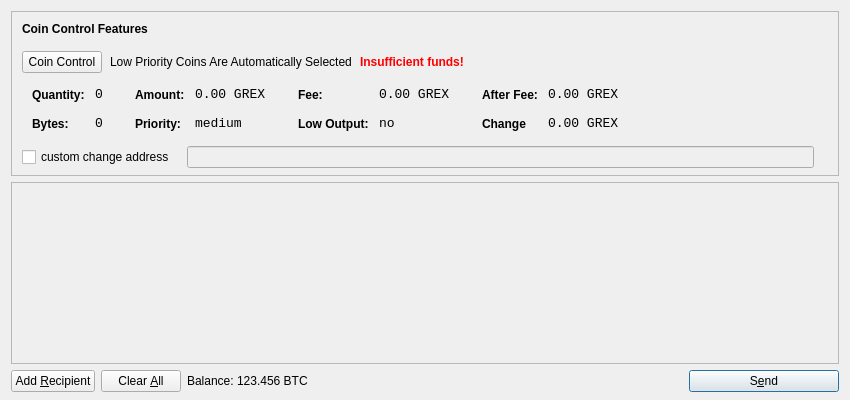
Qt form src/qt/forms/sendcoinsdialog.ui (nuggetbram/CO2XCoin) before a commit.
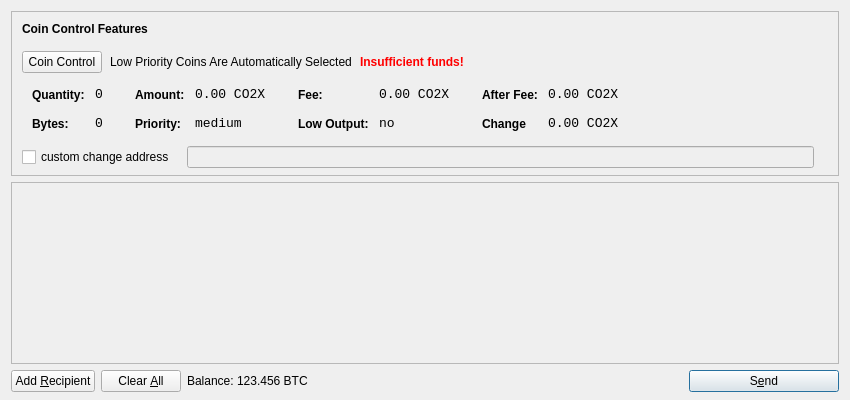
The same form after that commit. Icons and pictures are not drawn.

Diff of the .ui file:
```diff
--- a/src/qt/forms/sendcoinsdialog.ui
+++ b/src/qt/forms/sendcoinsdialog.ui
@@ -322,7 +322,7 @@
                   <enum>Qt::ActionsContextMenu</enum>
                  </property>
                  <property name="text">
-                  <string>0.00 GREX</string>
+                  <string>0.00 CO2X</string>
                  </property>
                  <property name="textInteractionFlags">
                   <set>Qt::LinksAccessibleByMouse|Qt::TextSelectableByKeyboard|Qt::TextSelectableByMouse</set>
@@ -408,7 +408,7 @@
                   <enum>Qt::ActionsContextMenu</enum>
                  </property>
                  <property name="text">
-                  <string>0.00 GREX</string>
+                  <string>0.00 CO2X</string>
                  </property>
                  <property name="textInteractionFlags">
                   <set>Qt::LinksAccessibleByMouse|Qt::TextSelectableByKeyboard|Qt::TextSelectableByMouse</set>
@@ -494,7 +494,7 @@
                   <enum>Qt::ActionsContextMenu</enum>
                  </property>
                  <property name="text">
-                  <string>0.00 GREX</string>
+                  <string>0.00 CO2X</string>
                  </property>
                  <property name="textInteractionFlags">
                   <set>Qt::LinksAccessibleByMouse|Qt::TextSelectableByKeyboard|Qt::TextSelectableByMouse</set>
@@ -526,7 +526,7 @@
                   <enum>Qt::ActionsContextMenu</enum>
                  </property>
                  <property name="text">
-                  <string>0.00 GREX</string>
+                  <string>0.00 CO2X</string>
                  </property>
                  <property name="textInteractionFlags">
                   <set>Qt::LinksAccessibleByMouse|Qt::TextSelectableByKeyboard|Qt::TextSelectableByMouse</set>
```
